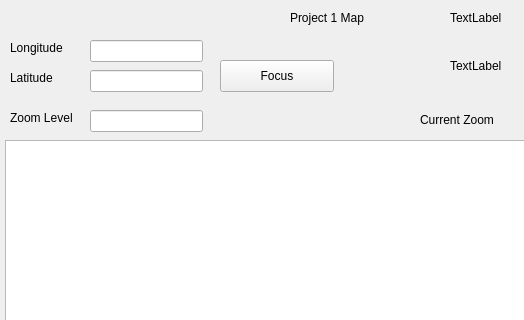
Old version of the form Project1/projectwidget.ui in the repository William-Hill/GeoQtProject1; both pictures show x 0 to 524 and y 0 to 320 of the 759 by 578 pixel window.
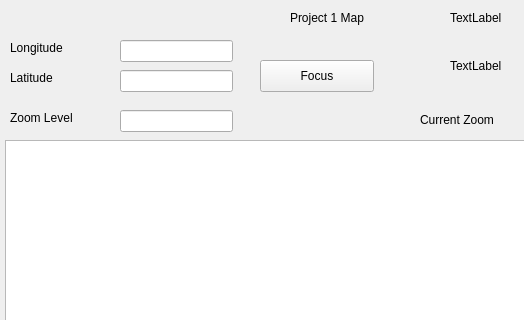
New version of the form. Custom widgets are drawn as their Qt base class.

Patch:
```diff
--- a/Project1/projectwidget.ui
+++ b/Project1/projectwidget.ui
@@ -55,7 +55,7 @@
   <widget class="QLineEdit" name="zoomEdit">
    <property name="geometry">
     <rect>
-     <x>90</x>
+     <x>120</x>
      <y>110</y>
      <width>113</width>
      <height>22</height>
@@ -65,7 +65,7 @@
   <widget class="QLineEdit" name="longEdit">
    <property name="geometry">
     <rect>
-     <x>90</x>
+     <x>120</x>
      <y>40</y>
      <width>113</width>
      <height>22</height>
@@ -90,7 +90,7 @@
     <rect>
      <x>10</x>
      <y>110</y>
-     <width>62</width>
+     <width>91</width>
      <height>16</height>
     </rect>
    </property>
@@ -101,7 +101,7 @@
   <widget class="QPushButton" name="pushButton">
    <property name="geometry">
     <rect>
-     <x>220</x>
+     <x>260</x>
      <y>60</y>
      <width>114</width>
      <height>32</height>
@@ -114,7 +114,7 @@
   <widget class="QLineEdit" name="latEdit">
    <property name="geometry">
     <rect>
-     <x>90</x>
+     <x>120</x>
      <y>70</y>
      <width>113</width>
      <height>22</height>
```
